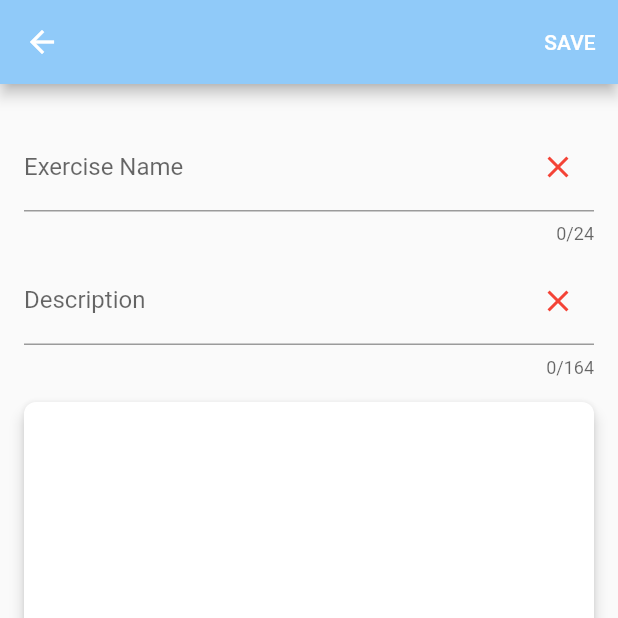
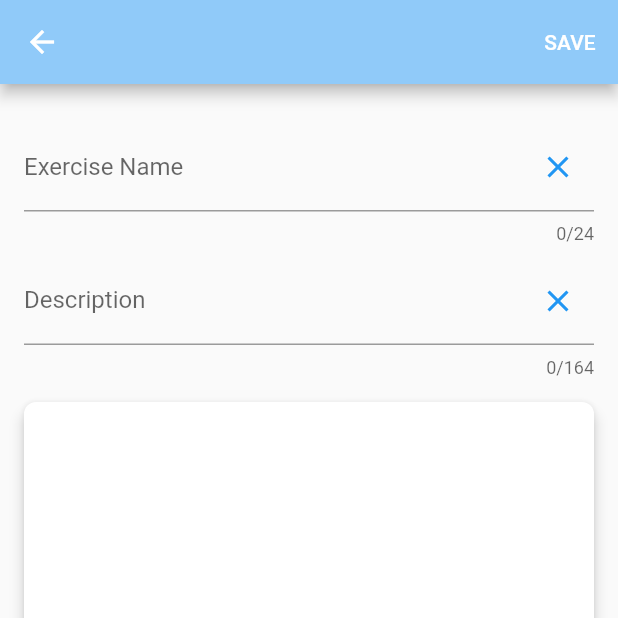
Before and after one commit to yurecKovalchuk/gym_companion, a Flutter app: the ExerciseCreate screen opened directly, on a phone screen of 412 x 824 dp, the top half of it. Run offline on Flutter 3.47's test engine with Material 2 defaults, Android fonts, the phone set to English and light mode, and no system bars; our stand-ins replace flutter_bloc.

Commit message:
style/change suffix icon color in TextFormField and remove 'return in function 'Save'

```diff
--- a/lib/features/exercise_create/screen/exercise_create.dart
+++ b/lib/features/exercise_create/screen/exercise_create.dart
@@ -32,9 +32,7 @@ class _ExerciseCreateState extends State<ExerciseCreate> {
         actions: <Widget>[
           TextButton(
             style: style,
-            onPressed: () {
-              saveValidation();
-            },
+            onPressed: () => saveValidation(),
             child: const Text('SAVE'),
           ),
         ],
@@ -64,7 +62,7 @@ class _ExerciseCreateState extends State<ExerciseCreate> {
                   decoration: InputDecoration(
                     focusedBorder: const UnderlineInputBorder(),
                     labelText: 'Exercise Name',
-                    suffixIconColor: Colors.red,
+                    suffixIconColor: Theme.of(context).colorScheme.primary,
                     suffixIcon: InkWell(
                       child: const Icon(Icons.close),
                       onTap: () {
@@ -90,7 +88,7 @@ class _ExerciseCreateState extends State<ExerciseCreate> {
                   decoration: InputDecoration(
                     focusedBorder: const UnderlineInputBorder(),
                     labelText: 'Description',
-                    suffixIconColor: Colors.red,
+                    suffixIconColor: Theme.of(context).colorScheme.primary,
                     suffixIcon: InkWell(
                       child: const Icon(Icons.close),
                       onTap: () {
```
